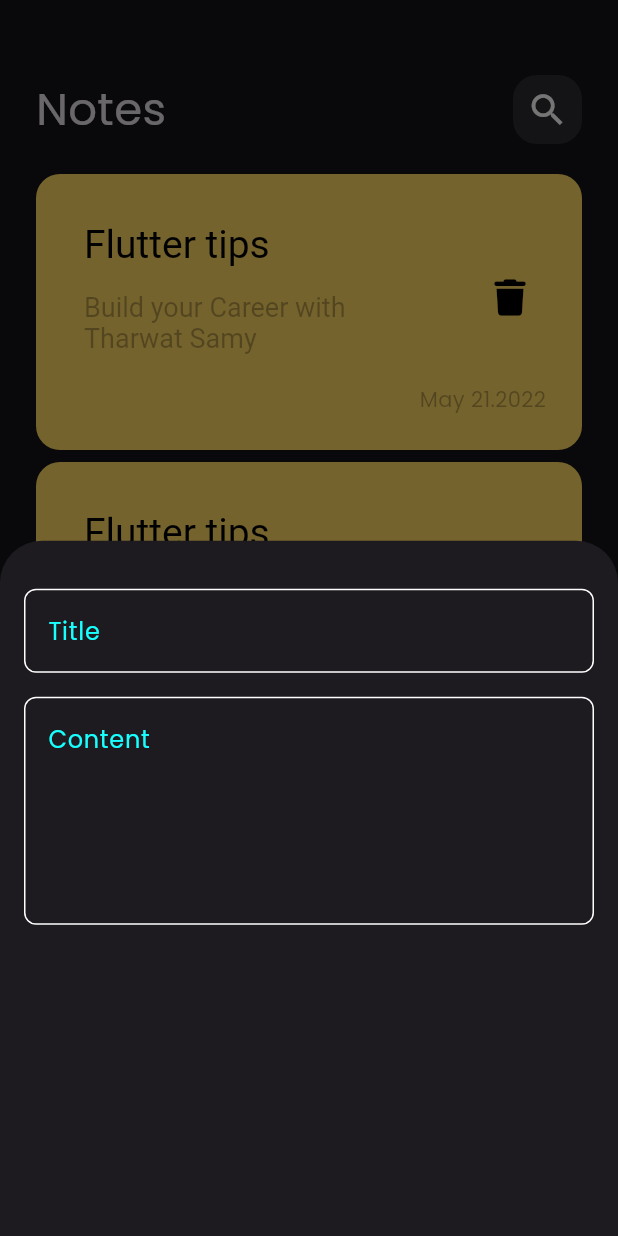
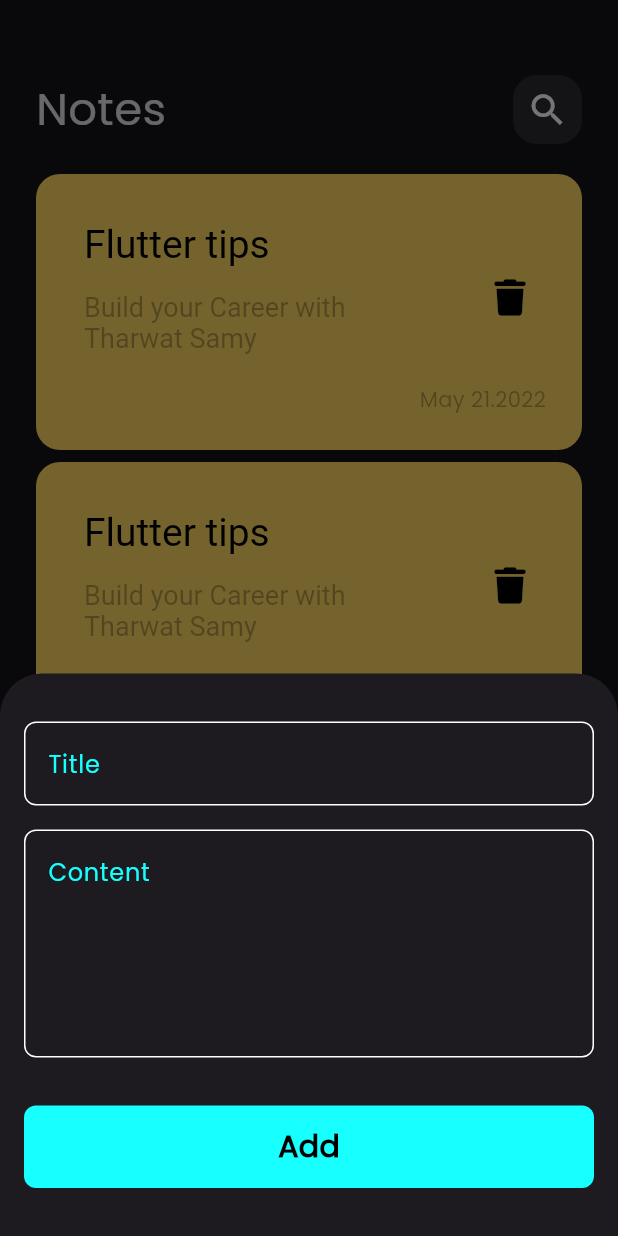
Before and after one commit to Hend-Muhammad/notes_app, a Flutter app: the screen it shows after launch, after a tap on the "add" icon, on a phone screen of 412 x 824 dp. Run offline on Flutter 3.47's test engine with Material 3 defaults, Android fonts, the phone set to English and light mode, and no system bars; our stand-ins replace font_awesome_flutter.

Commit message:
add button to bottom sheet

```diff
--- a/lib/widgets/add_note_bottom_sheet.dart
+++ b/lib/widgets/add_note_bottom_sheet.dart
@@ -1,4 +1,5 @@
 import 'package:flutter/material.dart';
+import 'package:notes_app/widgets/custom_button.dart';
 import 'package:notes_app/widgets/custom_text_field.dart';
 
 class AddNoteBottomSheet extends StatelessWidget {
@@ -8,12 +9,16 @@ class AddNoteBottomSheet extends StatelessWidget {
   Widget build(BuildContext context) {
     return Padding(
       padding: const EdgeInsets.symmetric(horizontal: 16, vertical: 32),
-      child: Column(
-        children: [
-          CustomTextField(hint: 'Title',),
-          SizedBox(height: 16),
-          CustomTextField(hint: 'Content', maxLines: 5,)
-        ],
+      child: SingleChildScrollView(
+        child: Column(
+          children: [
+            CustomTextField(hint: 'Title'),
+            SizedBox(height: 16),
+            CustomTextField(hint: 'Content', maxLines: 5),
+            SizedBox(height: 32),
+            CustomButton(),
+          ],
+        ),
       ),
     );
   }
--- /dev/null
+++ b/lib/widgets/custom_button.dart
@@ -0,0 +1,22 @@
+import 'package:flutter/material.dart';
+import 'package:notes_app/constant.dart';
+
+class CustomButton extends StatelessWidget {
+  const CustomButton({super.key});
+
+  @override
+  Widget build(BuildContext context) {
+    return Container(
+      width: MediaQuery.of(context).size.width,
+      height: 55,
+      decoration: BoxDecoration(
+        color: kPrimaryColor,
+        borderRadius: BorderRadius.circular(8)
+      ),
+      child: Center(
+        child: Text(
+          'Add',
+          style: TextStyle(color: Colors.black, fontSize: 20, fontWeight: FontWeight.bold),)),
+    );
+  }
+}
```
